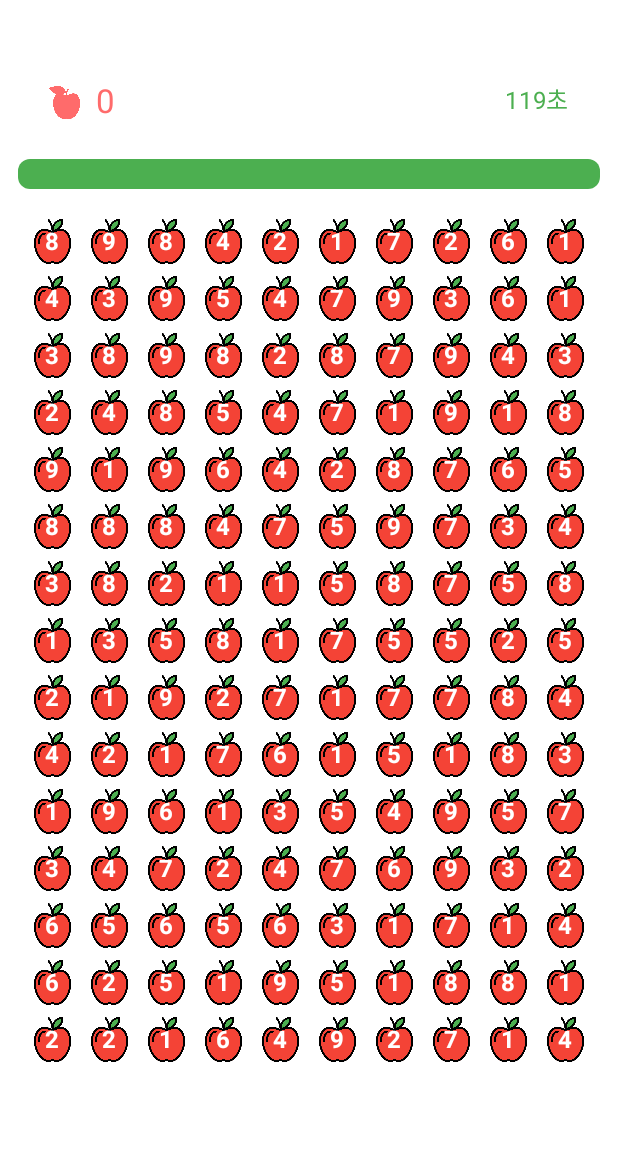
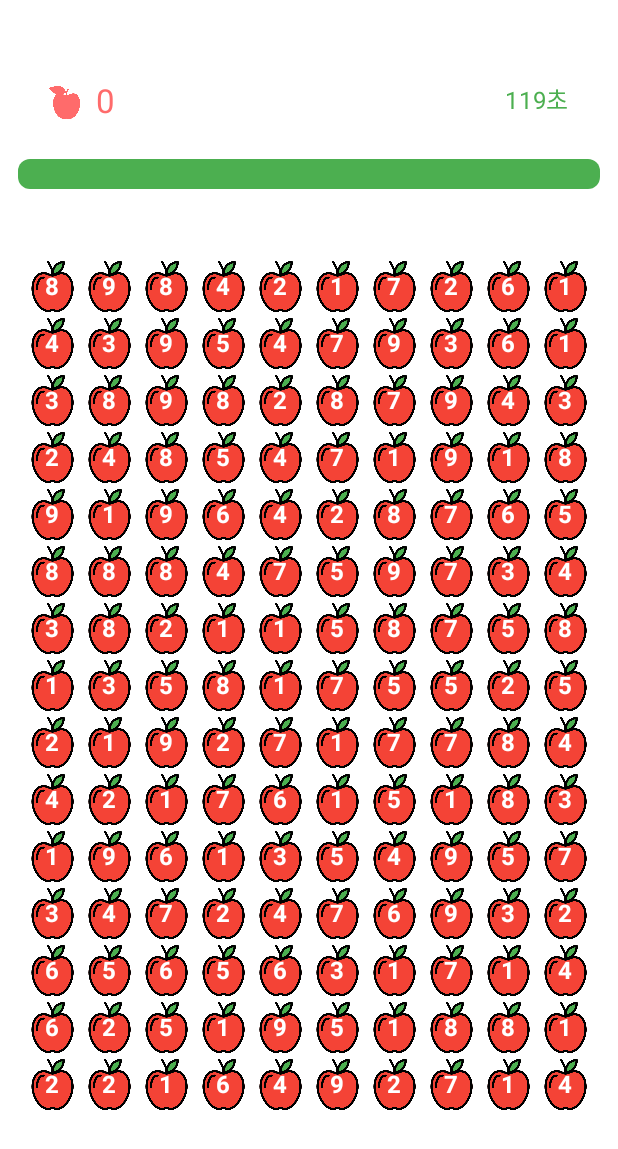
Before and after one commit to Noil0909/AppleGame, an Android app built with Jetpack Compose: the AppleGameScreen screen opened through its navigation route, on a phone screen of 412 x 824 dp. Shown: the top 1149 px of the screen. Run offline under Robolectric (Android 15) with nearby library versions, the phone set to English and light mode, and no system bars; our stand-ins replace Dagger/Hilt's generated code.

Commit message:
Feat: 드래그 개선 진행중
Feat: 드래그 개선 진행중

인식 자체는 괜찮다 사과 디테일이랑 tint이미지만 더 개선해야함

```diff
--- a/app/src/main/java/com/example/applegame/ui/component/AppGrid.kt
+++ b/app/src/main/java/com/example/applegame/ui/component/AppGrid.kt
@@ -59,7 +59,7 @@ fun AppleItem(
     Box(
         modifier = Modifier
             .size(cellSize)
-            .padding(4.dp)
+            .padding(2.dp)
     ) {
         Image(
             painter = painterResource(R.drawable.apple2_icon),
--- a/app/src/main/java/com/example/applegame/ui/screen/AppleGameScreen.kt
+++ b/app/src/main/java/com/example/applegame/ui/screen/AppleGameScreen.kt
@@ -88,6 +88,8 @@ fun AppleGameScreen(
             // 시간제한
             TimeProgressBar(viewModel = viewModel)
 
+            Spacer(modifier = Modifier.height(30.dp))
+
             // 사과 그리드
             Box(
                 modifier = Modifier
```
Also changed, not shown: app/src/main/java/com/example/applegame/ui/utils/DragUtils.kt (+2 -5 lines).
